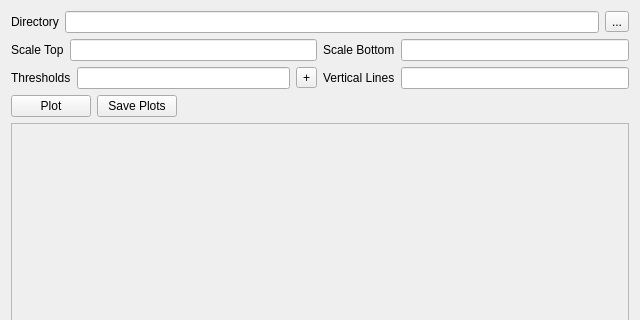
Old version of the form copasi/UI/CQPLPlotWidget.ui in the repository copasi/COPASI; both pictures show x 0 to 640 and y 0 to 320 of the 640 by 480 pixel window.
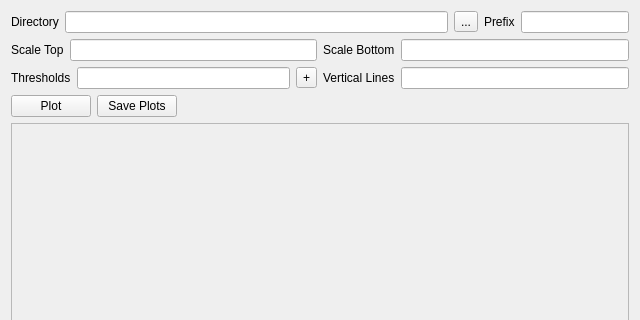
New version of the form.

Commit message: - use prefix on all panes

Diff of the .ui file:
```diff
--- a/copasi/UI/CQPLPlotWidget.ui
+++ b/copasi/UI/CQPLPlotWidget.ui
@@ -27,16 +27,51 @@
         </widget>
        </item>
        <item row="0" column="1">
-        <widget class="QLineEdit" name="mpTxtTarget"/>
+        <layout class="QHBoxLayout" name="horizontalLayout_8">
+         <item>
+          <widget class="QLineEdit" name="mpTxtTarget">
+           <property name="toolTip">
+            <string>Directory in which to place the generated files (defaults to the tmp directory)</string>
+           </property>
+          </widget>
+         </item>
+         <item>
+          <widget class="QToolButton" name="mpCmdBrowse">
+           <property name="text">
+            <string>...</string>
+           </property>
+          </widget>
+         </item>
+        </layout>
        </item>
       </layout>
      </item>
      <item>
-      <widget class="QToolButton" name="mpCmdBrowse">
-       <property name="text">
-        <string>...</string>
+      <layout class="QFormLayout" name="formLayout_6">
+       <property name="fieldGrowthPolicy">
+        <enum>QFormLayout::FieldGrowthPolicy::ExpandingFieldsGrow</enum>
        </property>
-      </widget>
+       <item row="0" column="0">
+        <widget class="QLabel" name="mpLblUpper_2">
+         <property name="text">
+          <string>Prefix</string>
+         </property>
+        </widget>
+       </item>
+       <item row="0" column="1">
+        <widget class="QLineEdit" name="mpTxtPrefix">
+         <property name="sizePolicy">
+          <sizepolicy hsizetype="Fixed" vsizetype="Fixed">
+           <horstretch>0</horstretch>
+           <verstretch>0</verstretch>
+          </sizepolicy>
+         </property>
+         <property name="toolTip">
+          <string>Prefix to be used for the generated files.</string>
+         </property>
+        </widget>
+       </item>
+      </layout>
      </item>
     </layout>
    </item>
```
Left out of the diff: 23 changed lines with no effect on the pictures. The commit also changes 2 other files.
